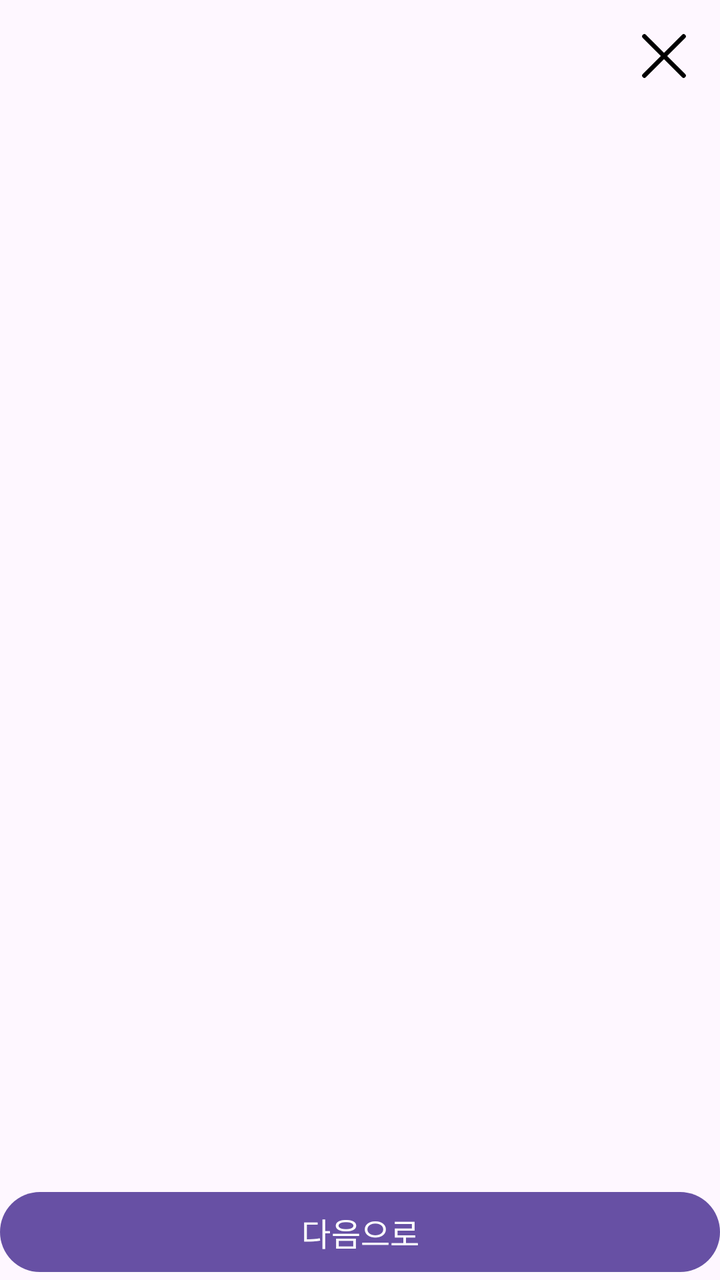
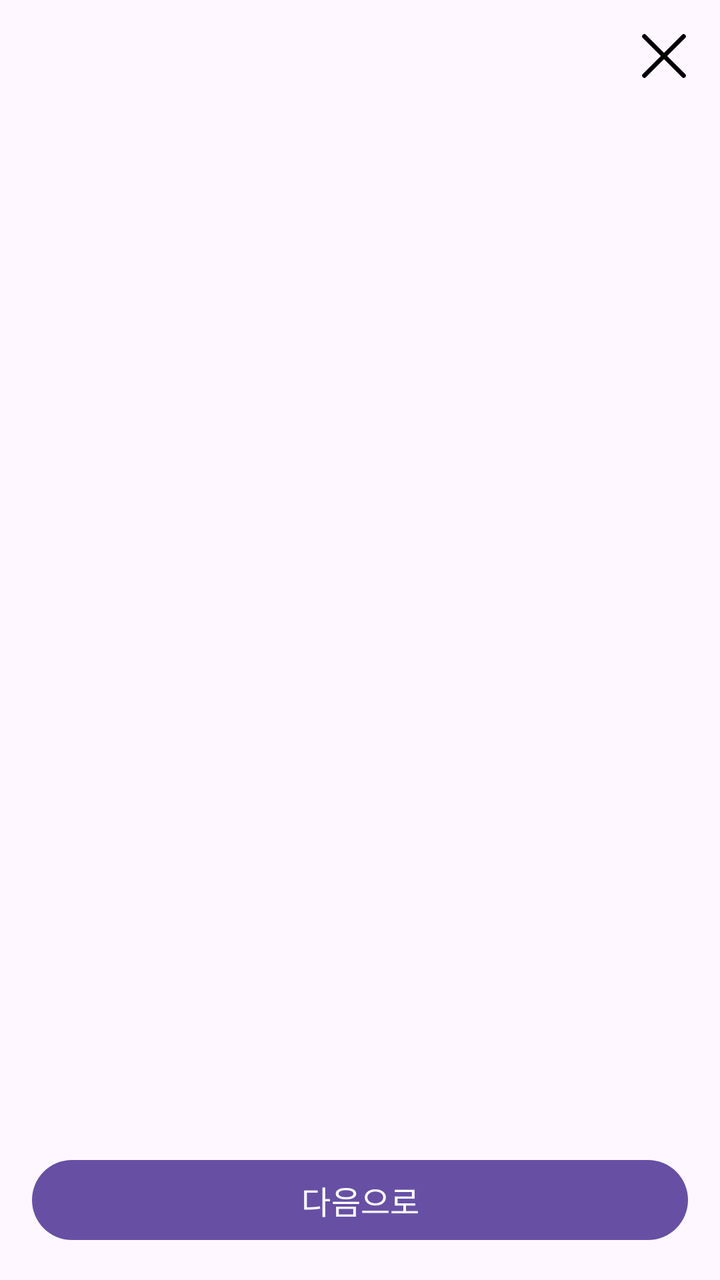

Before-and-after screenshots of an Android layout around one commit, followed by the original layout XML and the change that was made.
<!-- AndroidManifest.xml: application theme Theme.Bonda -->
<!-- res/layout/activity_onboarding.xml -->
<?xml version="1.0" encoding="utf-8"?>
<androidx.constraintlayout.widget.ConstraintLayout
    xmlns:android="http://schemas.android.com/apk/res/android"
    xmlns:app="http://schemas.android.com/apk/res-auto"
    android:layout_width="match_parent"
    android:layout_height="match_parent">

    <ImageButton
        android:id="@+id/close_button"
        android:layout_width="wrap_content"
        android:layout_height="wrap_content"
        android:layout_margin="16dp"
        android:background="?attr/selectableItemBackgroundBorderless"
        android:contentDescription="@string/onboarding_close_button_description"
        android:src="@drawable/ic_close_24dp"
        app:layout_constraintEnd_toEndOf="parent"
        app:layout_constraintTop_toTopOf="parent" />

    <androidx.viewpager2.widget.ViewPager2
        android:id="@+id/view_pager"
        android:layout_width="0dp"
        android:layout_height="0dp"
        app:layout_constraintStart_toStartOf="parent"
        app:layout_constraintEnd_toEndOf="parent"
        app:layout_constraintTop_toBottomOf="@id/close_button"
        app:layout_constraintBottom_toTopOf="@id/next_button" />

    <com.google.android.material.tabs.TabLayout
        android:id="@+id/tab_indicator"
        android:layout_width="wrap_content"
        android:layout_height="wrap_content"

        style="@style/Widget.MaterialComponents.TabLayout"
        app:tabIndicator="@null"
        app:tabGravity="center"
        app:tabIndicatorHeight="0dp"

        app:layout_constraintStart_toStartOf="parent"
        app:layout_constraintEnd_toEndOf="parent"
        app:layout_constraintTop_toBottomOf="@id/view_pager"
        app:layout_constraintBottom_toTopOf="@id/next_button" />


    <Button
        android:id="@+id/next_button"
        android:layout_width="0dp"
        android:layout_height="wrap_content"
        android:text="@string/onboarding_next_button"
        android:textSize="16sp"
        app:layout_constraintStart_toStartOf="parent"
        app:layout_constraintEnd_toEndOf="parent"
        app:layout_constraintBottom_toBottomOf="parent" />

</androidx.constraintlayout.widget.ConstraintLayout>
<!-- resources referenced by this layout -->
<resources>
  <!-- drawable ic_close_24dp (drawable) -->
  <vector xmlns:android="http://schemas.android.com/apk/res/android" android:height="24dp" android:viewportHeight="16" android:viewportWidth="16" android:width="24dp">
        
      <path android:fillColor="#000000" android:pathData="M1.991,0.931L15.069,14.009A0.75,0.75 97.962,0 1,15.069 15.069L15.069,15.069A0.75,0.75 128.156,0 1,14.009 15.069L0.931,1.991A0.75,0.75 0,0 1,0.931 0.931L0.931,0.931A0.75,0.75 0,0 1,1.991 0.931z"/>
        
      <path android:fillColor="#000000" android:pathData="M15.07,1.991L1.991,15.07A0.75,0.75 64.566,0 1,0.93 15.07L0.93,15.07A0.75,0.75 0,0 1,0.93 14.009L14.009,0.93A0.75,0.75 77.731,0 1,15.07 0.93L15.07,0.93A0.75,0.75 0,0 1,15.07 1.991z"/>
      
  </vector>
  <string name="onboarding_close_button_description">닫기 버튼</string>
  <string name="onboarding_next_button">다음으로</string>
  <style name="Theme.Bonda" parent="Base.Theme.Bonda">
          <item name="android:windowSplashScreenBackground">@color/splash_background</item>
          <item name="android:windowSplashScreenAnimatedIcon">@drawable/ic_splash_logo</item>
      </style>
  <style name="Base.Theme.Bonda" parent="Theme.Material3.Light.NoActionBar">
          
      </style>
  <color name="splash_background">#524545</color>
  <!-- drawable ic_splash_logo: vector/xml drawable (drawable, 6541 chars, omitted) -->
</resources>

<!-- the commit's change to res/layout/activity_onboarding.xml (unified diff, before → after) -->
@@ -20,25 +20,25 @@
         android:id="@+id/view_pager"
         android:layout_width="0dp"
         android:layout_height="0dp"
+        android:layout_margin="16dp"
         app:layout_constraintStart_toStartOf="parent"
         app:layout_constraintEnd_toEndOf="parent"
         app:layout_constraintTop_toBottomOf="@id/close_button"
         app:layout_constraintBottom_toTopOf="@id/next_button" />
 
-    <com.google.android.material.tabs.TabLayout
-        android:id="@+id/tab_indicator"
-        android:layout_width="wrap_content"
-        android:layout_height="wrap_content"
 
-        style="@style/Widget.MaterialComponents.TabLayout"
-        app:tabIndicator="@null"
-        app:tabGravity="center"
-        app:tabIndicatorHeight="0dp"
 
-        app:layout_constraintStart_toStartOf="parent"
-        app:layout_constraintEnd_toEndOf="parent"
-        app:layout_constraintTop_toBottomOf="@id/view_pager"
-        app:layout_constraintBottom_toTopOf="@id/next_button" />
+
+
+
+
+
+
+
+
+
+
+
 
 
     <Button
@@ -47,6 +47,7 @@
         android:layout_height="wrap_content"
         android:text="@string/onboarding_next_button"
         android:textSize="16sp"
+        android:layout_margin="16dp"
         app:layout_constraintStart_toStartOf="parent"
         app:layout_constraintEnd_toEndOf="parent"
         app:layout_constraintBottom_toBottomOf="parent" />
